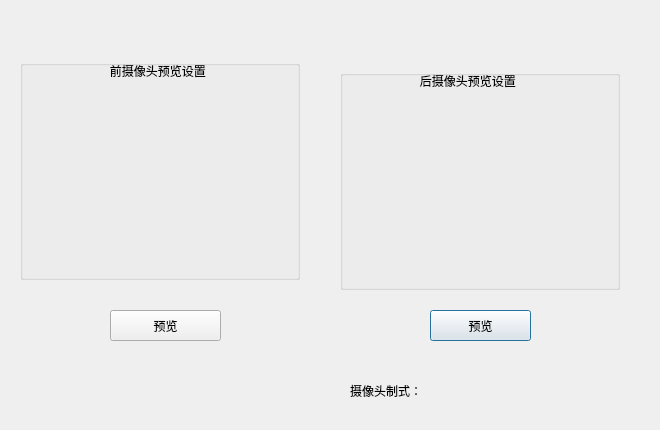
Qt form preview.ui (jjzhang166/DvrUI) before a commit.
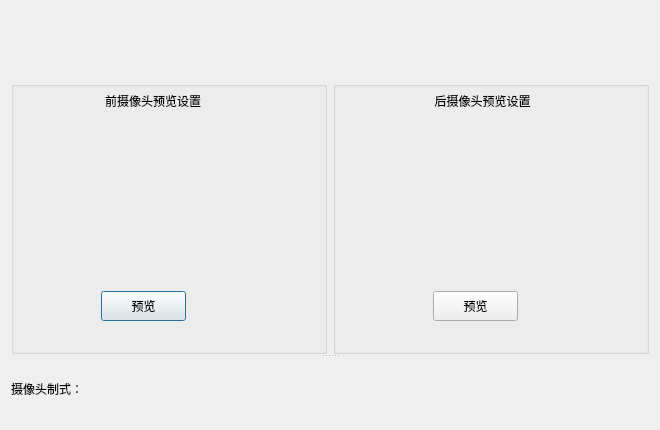
The same form after that commit.

Commit message: layout布局

```diff
--- a/preview.ui
+++ b/preview.ui
@@ -13,129 +13,145 @@
   <property name="windowTitle">
    <string>Dialog</string>
   </property>
+  <layout class="QGridLayout" name="gridLayout_2">
+   <item row="0" column="0">
+    <widget class="QSplitter" name="splitter">
+     <property name="orientation">
+      <enum>Qt::Vertical</enum>
+     </property>
+     <widget class="QWidget" name="">
+      <layout class="QGridLayout" name="gridLayout">
+       <property name="topMargin">
+        <number>70</number>
+       </property>
+       <item row="0" column="0">
   <widget class="QGroupBox" name="groupBox">
-   <property name="geometry">
-    <rect>
-     <x>20</x>
-     <y>60</y>
-     <width>280</width>
-     <height>220</height>
-    </rect>
-   </property>
-   <property name="styleSheet">
-    <string notr="true">font: 75 10pt &quot;微软雅黑&quot;;</string>
-   </property>
    <property name="title">
     <string/>
    </property>
-   <widget class="QLabel" name="pictureLabel1">
-    <property name="geometry">
-     <rect>
-      <x>10</x>
-      <y>30</y>
-      <width>260</width>
-      <height>180</height>
-     </rect>
-    </property>
-    <property name="text">
-     <string/>
-    </property>
-   </widget>
    <widget class="QLabel" name="label_3">
     <property name="geometry">
      <rect>
-      <x>60</x>
-      <y>0</y>
-      <width>141</width>
-      <height>21</height>
-     </rect>
-    </property>
+            <x>50</x>
+            <y>10</y>
+            <width>181</width>
+            <height>20</height>
+           </rect>
+          </property>
+          <property name="sizePolicy">
+           <sizepolicy hsizetype="Minimum" vsizetype="Minimum">
+            <horstretch>0</horstretch>
+            <verstretch>0</verstretch>
+           </sizepolicy>
+          </property>
     <property name="text">
-     <string>         前摄像头预览设置</string>
-    </property>
-   </widget>
-  </widget>
+           <string> 前摄像头预览设置</string>
+          </property>
+          <property name="alignment">
+           <set>Qt::AlignCenter</set>
+          </property>
+         </widget>
+         <widget class="QPushButton" name="front_set_Button">
+          <property name="geometry">
+           <rect>
+            <x>90</x>
+            <y>210</y>
+            <width>85</width>
+            <height>30</height>
+           </rect>
+          </property>
+          <property name="text">
+           <string>预览</string>
+          </property>
+         </widget>
+         <widget class="QLabel" name="pictureLabel1">
+          <property name="geometry">
+           <rect>
+            <x>20</x>
+            <y>50</y>
+            <width>251</width>
+            <height>141</height>
+           </rect>
+          </property>
+          <property name="text">
+           <string/>
+          </property>
+         </widget>
+         <zorder>label_3</zorder>
+         <zorder>front_set_Button</zorder>
+         <zorder>pictureLabel1</zorder>
+         <zorder>groupBox_2</zorder>
+        </widget>
+       </item>
+       <item row="0" column="1">
   <widget class="QGroupBox" name="groupBox_2">
-   <property name="geometry">
-    <rect>
-     <x>340</x>
-     <y>70</y>
-     <width>280</width>
-     <height>220</height>
-    </rect>
-   </property>
-   <property name="styleSheet">
-    <string notr="true">font: 75 10pt &quot;微软雅黑&quot;;</string>
-   </property>
    <property name="title">
     <string/>
    </property>
-   <widget class="QLabel" name="pictureLabel2">
+         <widget class="QPushButton" name="rear_set_Button">
     <property name="geometry">
      <rect>
-      <x>10</x>
-      <y>30</y>
-      <width>260</width>
-      <height>180</height>
+            <x>100</x>
+            <y>210</y>
+            <width>85</width>
+            <height>30</height>
      </rect>
     </property>
     <property name="text">
-     <string/>
+           <string>预览</string>
     </property>
    </widget>
    <widget class="QLabel" name="label_2">
     <property name="geometry">
      <rect>
-      <x>50</x>
-      <y>0</y>
-      <width>151</width>
-      <height>21</height>
-     </rect>
-    </property>
+            <x>59</x>
+            <y>10</y>
+            <width>181</width>
+            <height>20</height>
+           </rect>
+          </property>
+          <property name="sizePolicy">
+           <sizepolicy hsizetype="Minimum" vsizetype="Minimum">
+            <horstretch>0</horstretch>
+            <verstretch>0</verstretch>
+           </sizepolicy>
+          </property>
     <property name="text">
-     <string>         后摄像头预览设置</string>
-    </property>
-   </widget>
+           <string>后摄像头预览设置</string>
+          </property>
+          <property name="alignment">
+           <set>Qt::AlignCenter</set>
+          </property>
+         </widget>
+         <widget class="QLabel" name="pictureLabel2">
+          <property name="geometry">
+           <rect>
+            <x>10</x>
+            <y>40</y>
+            <width>271</width>
+            <height>161</height>
+           </rect>
+          </property>
+          <property name="text">
+           <string/>
+          </property>
+         </widget>
+         <zorder>rear_set_Button</zorder>
+         <zorder>label_2</zorder>
+         <zorder>pictureLabel2</zorder>
+         <zorder>groupBox</zorder>
+        </widget>
+       </item>
+      </layout>
   </widget>
   <widget class="QLabel" name="label">
-   <property name="geometry">
-    <rect>
-     <x>350</x>
-     <y>380</y>
-     <width>91</width>
-     <height>21</height>
-    </rect>
-   </property>
    <property name="text">
     <string>摄像头制式：</string>
    </property>
   </widget>
-  <widget class="QPushButton" name="rear_set_Button">
-   <property name="geometry">
-    <rect>
-     <x>430</x>
-     <y>310</y>
-     <width>101</width>
-     <height>31</height>
-    </rect>
-   </property>
-   <property name="text">
-    <string>预览</string>
-   </property>
-  </widget>
-  <widget class="QPushButton" name="front_set_Button">
-   <property name="geometry">
-    <rect>
-     <x>110</x>
-     <y>310</y>
-     <width>111</width>
-     <height>31</height>
-    </rect>
-   </property>
-   <property name="text">
-    <string>预览</string>
-   </property>
-  </widget>
+    </widget>
+   </item>
+  </layout>
  </widget>
  <resources/>
  <connections/>
```
Lines whose indentation alone changed are shown as unchanged. The commit also changes 18 other files.
